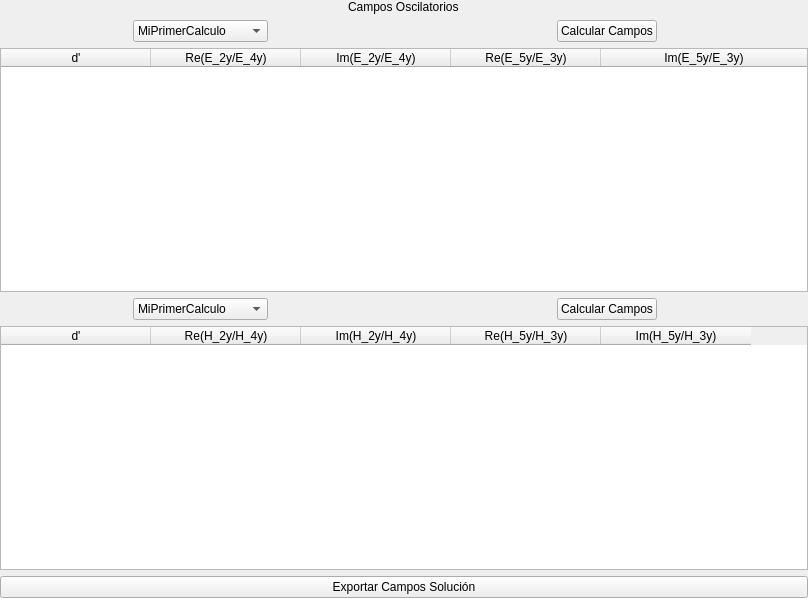
Before: the Qt Designer form src/designer/field_session_layout.ui in fer90/taller3-tpfinal, drawn with Qt 5.
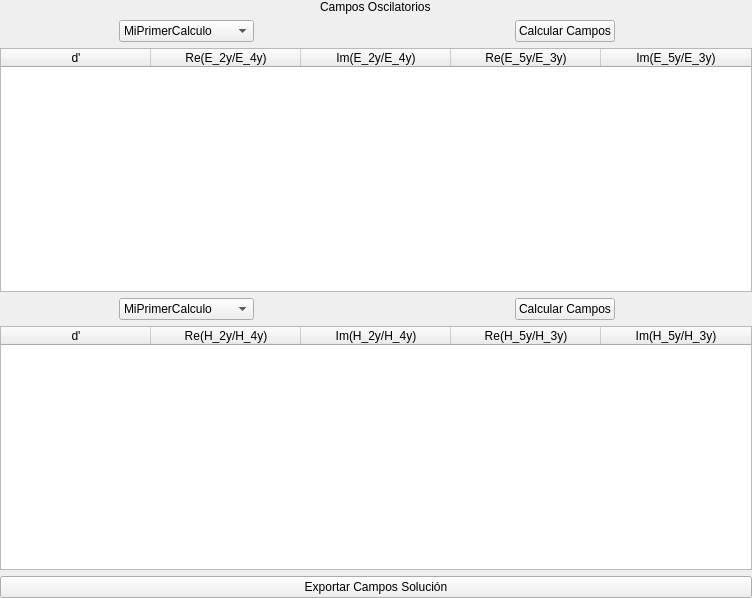
After: the same form once the commit is applied.

```diff
--- a/src/designer/field_session_layout.ui
+++ b/src/designer/field_session_layout.ui
@@ -6,7 +6,7 @@
    <rect>
     <x>0</x>
     <y>0</y>
-    <width>808</width>
+    <width>752</width>
     <height>598</height>
    </rect>
   </property>
@@ -47,6 +47,18 @@
          </property>
          <item alignment="Qt::AlignHCenter">
           <widget class="QComboBox" name="first_field_combo">
+           <property name="sizePolicy">
+            <sizepolicy hsizetype="Maximum" vsizetype="Fixed">
+             <horstretch>0</horstretch>
+             <verstretch>0</verstretch>
+            </sizepolicy>
+           </property>
+           <property name="maximumSize">
+            <size>
+             <width>300</width>
+             <height>16777215</height>
+            </size>
+           </property>
            <item>
             <property name="text">
              <string>MiPrimerCalculo</string>
@@ -66,6 +78,18 @@
          </item>
          <item alignment="Qt::AlignHCenter">
           <widget class="QPushButton" name="first_field_calculation_button">
+           <property name="sizePolicy">
+            <sizepolicy hsizetype="Maximum" vsizetype="Fixed">
+             <horstretch>0</horstretch>
+             <verstretch>0</verstretch>
+            </sizepolicy>
+           </property>
+           <property name="maximumSize">
+            <size>
+             <width>200</width>
+             <height>16777215</height>
+            </size>
+           </property>
            <property name="text">
             <string>Calcular Campos</string>
            </property>
@@ -82,8 +106,20 @@
          </property>
          <item>
           <widget class="QTableWidget" name="first_field_solution_table">
+           <property name="sizePolicy">
+            <sizepolicy hsizetype="Expanding" vsizetype="Expanding">
+             <horstretch>0</horstretch>
+             <verstretch>0</verstretch>
+            </sizepolicy>
+           </property>
+           <property name="maximumSize">
+            <size>
+             <width>100000</width>
+             <height>16777215</height>
+            </size>
+           </property>
            <property name="gridStyle">
-            <enum>Qt::DotLine</enum>
+            <enum>Qt::SolidLine</enum>
            </property>
            <attribute name="horizontalHeaderDefaultSectionSize">
             <number>150</number>
@@ -99,7 +135,7 @@
              <string>d'</string>
             </property>
             <property name="textAlignment">
-             <set>AlignHCenter|AlignTop</set>
+             <set>AlignHCenter|AlignVCenter|AlignCenter</set>
             </property>
            </column>
            <column>
@@ -156,6 +192,18 @@
          </property>
          <item alignment="Qt::AlignHCenter">
           <widget class="QComboBox" name="second_field_combo">
+           <property name="sizePolicy">
+            <sizepolicy hsizetype="Maximum" vsizetype="Fixed">
+             <horstretch>0</horstretch>
+             <verstretch>0</verstretch>
+            </sizepolicy>
+           </property>
+           <property name="maximumSize">
+            <size>
+             <width>300</width>
+             <height>16777215</height>
+            </size>
+           </property>
            <item>
             <property name="text">
              <string>MiPrimerCalculo</string>
@@ -175,6 +223,18 @@
          </item>
          <item alignment="Qt::AlignHCenter">
           <widget class="QPushButton" name="second_field_calculation_button">
+           <property name="sizePolicy">
+            <sizepolicy hsizetype="Maximum" vsizetype="Fixed">
+             <horstretch>0</horstretch>
+             <verstretch>0</verstretch>
+            </sizepolicy>
+           </property>
+           <property name="maximumSize">
+            <size>
+             <width>200</width>
+             <height>16777215</height>
+            </size>
+           </property>
            <property name="text">
             <string>Calcular Campos</string>
            </property>
@@ -191,6 +251,18 @@
          </property>
          <item>
           <widget class="QTableWidget" name="second_field_solution_table">
+           <property name="sizePolicy">
+            <sizepolicy hsizetype="Expanding" vsizetype="Expanding">
+             <horstretch>0</horstretch>
+             <verstretch>0</verstretch>
+            </sizepolicy>
+           </property>
+           <property name="maximumSize">
+            <size>
+             <width>1000000</width>
+             <height>16777215</height>
+            </size>
+           </property>
            <property name="horizontalScrollMode">
             <enum>QAbstractItemView::ScrollPerItem</enum>
            </property>
@@ -207,7 +279,7 @@
             <number>57</number>
            </attribute>
            <attribute name="horizontalHeaderStretchLastSection">
-            <bool>false</bool>
+            <bool>true</bool>
            </attribute>
            <attribute name="verticalHeaderCascadingSectionResizes">
             <bool>false</bool>
```
Left out of the diff: 5 changed lines with no effect on the pictures.
